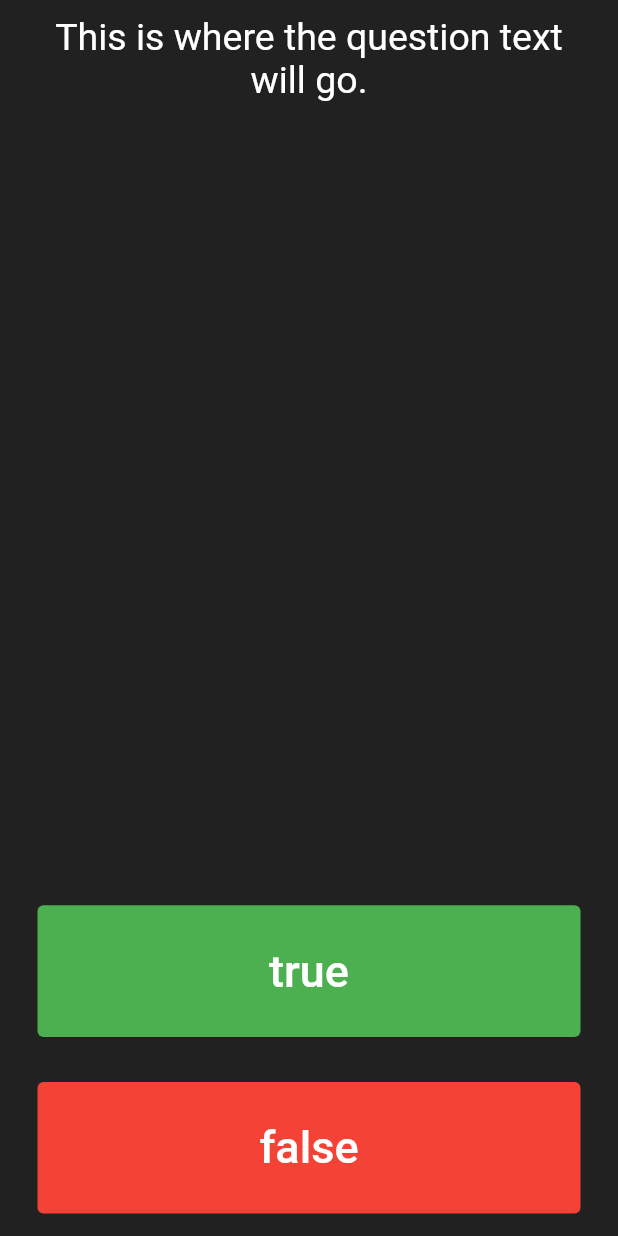
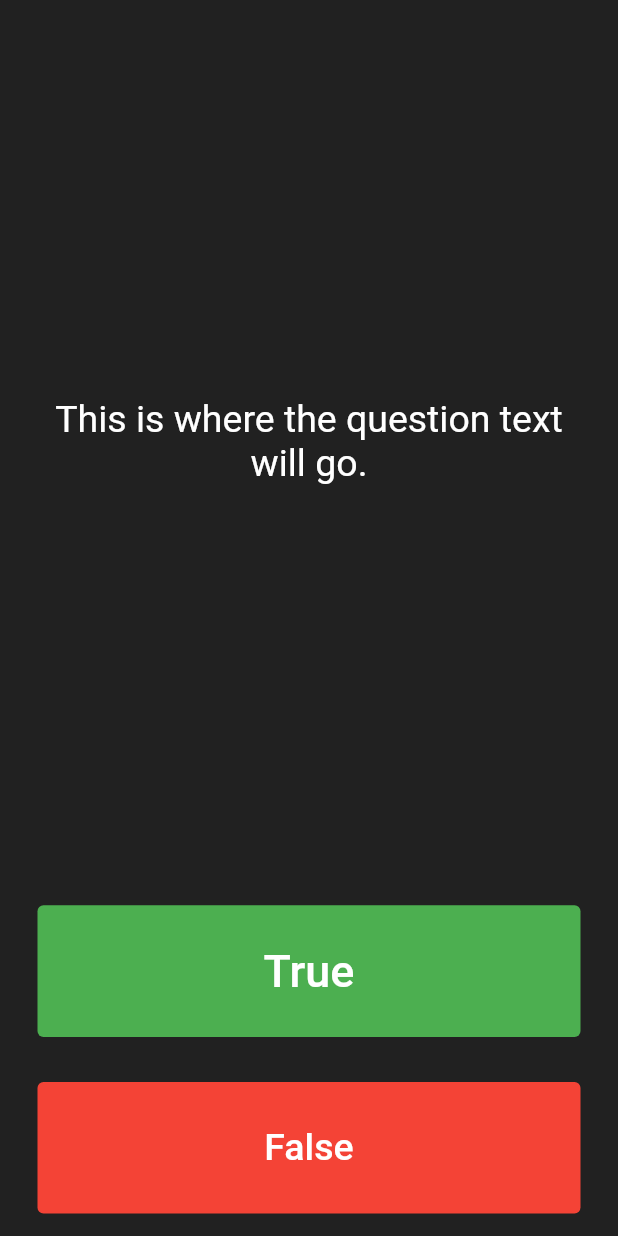
Before and after one commit to tobiasprima/quizzler_app, a Flutter app: the screen it shows after launch, on a phone screen of 412 x 824 dp. Run offline on Flutter 3.47's test engine with Material 2 defaults, Android fonts, the phone set to English and light mode, and no system bars.

Commit message:
Set the homepage

```diff
--- a/lib/main.dart
+++ b/lib/main.dart
@@ -41,10 +41,12 @@ class _QuizPageState extends State<QuizPage> {
             flex: 5,
             child: Padding(
               padding: const EdgeInsets.all(10.0),
-              child: Text(
-                'This is where the question text will go.',
-                textAlign: TextAlign.center,
-                style: TextStyle(color: Colors.white, fontSize: 25.0),
+              child: Center(
+                child: Text(
+                  'This is where the question text will go.',
+                  textAlign: TextAlign.center,
+                  style: TextStyle(color: Colors.white, fontSize: 25.0),
+                ),
               ),
             ),
           ),
@@ -55,9 +57,11 @@ class _QuizPageState extends State<QuizPage> {
                 style: ButtonStyle(
                   backgroundColor: MaterialStatePropertyAll(Colors.green),
                 ),
-                onPressed: () {},
+                onPressed: () {
+                  print("The user picked true");
+                },
                 child: Text(
-                  'true',
+                  'True',
                   style: TextStyle(color: Colors.white, fontSize: 30.0),
                 ),
               ),
@@ -70,10 +74,12 @@ class _QuizPageState extends State<QuizPage> {
                 style: ButtonStyle(
                   backgroundColor: MaterialStatePropertyAll(Colors.red),
                 ),
-                onPressed: () {},
+                onPressed: () {
+                  print("The user picked false");
+                },
                 child: Text(
-                  'false',
-                  style: TextStyle(color: Colors.white, fontSize: 30.0),
+                  'False',
+                  style: TextStyle(color: Colors.white, fontSize: 25.0),
                 ),
               ),
             ),
```
